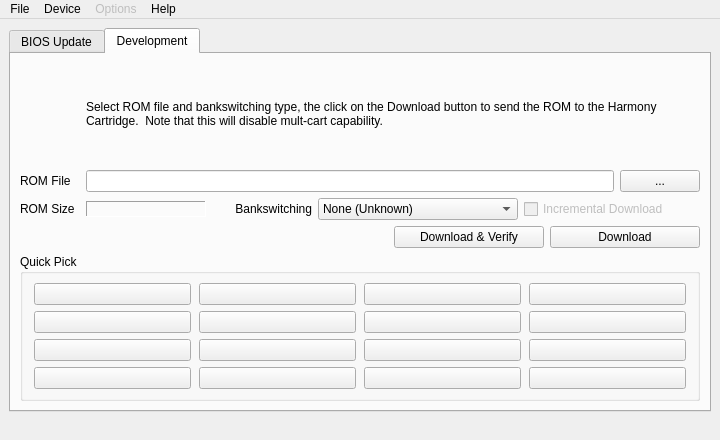
This is harmonycartwindow.ui in sa666666/harmonycart as Qt 5 draws it before an edit. The edited form follows.
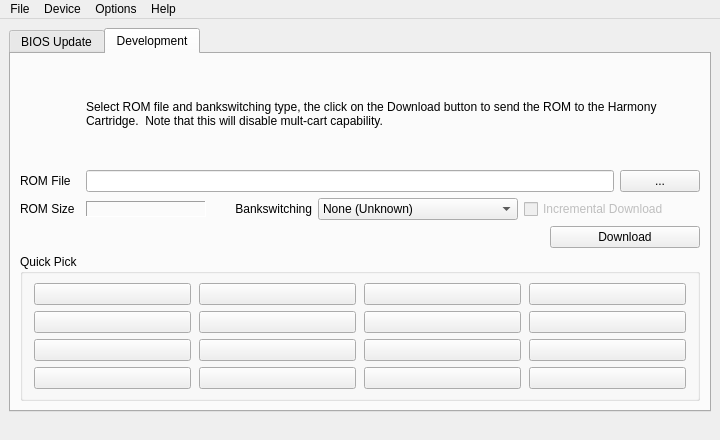
This is the edited form. The open tabs and pages were chosen to show the change. Icons and pictures are not drawn.

Commit message: Implemented verify during download as a checkboxed menu item, not as a separate download button.

```diff
--- a/harmonycartwindow.ui
+++ b/harmonycartwindow.ui
@@ -426,19 +426,6 @@
             </property>
            </spacer>
           </item>
-          <item>
-           <widget class="QPushButton" name="verifyButton">
-            <property name="minimumSize">
-             <size>
-              <width>150</width>
-              <height>0</height>
-             </size>
-            </property>
-            <property name="text">
-             <string>Download &amp;&amp; Verify</string>
-            </property>
-           </widget>
-          </item>
           <item>
            <widget class="QPushButton" name="downloadButton">
             <property name="minimumSize">
@@ -726,7 +713,7 @@
    </widget>
    <widget class="QMenu" name="menuOptions">
     <property name="enabled">
-     <bool>false</bool>
+     <bool>true</bool>
     </property>
     <property name="title">
      <string>Options</string>
```
Left out of the diff: 11 changed lines with no effect on the pictures. The commit also changes 4 other files.
